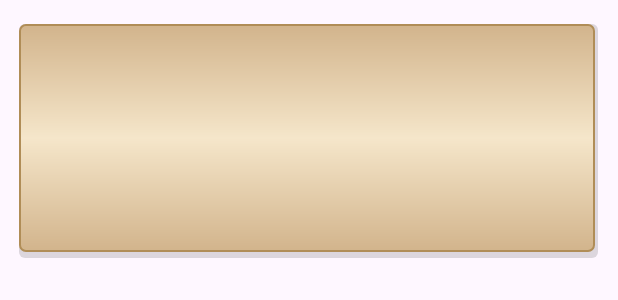
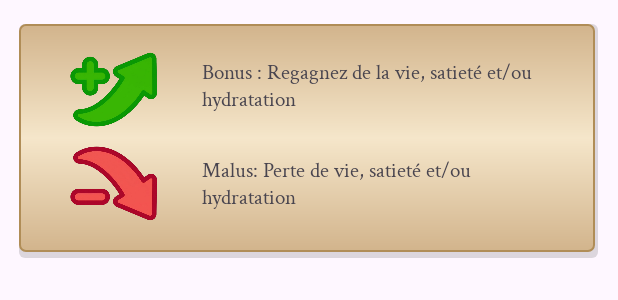
Before and after one commit to MarhadourM/Apocalypse, an Android app: the layout regle4.xml on its own in the app's theme, with its tools: preview values and no code run, on a phone screen of 412 x 824 dp. Shown: the top 300 px of the screen. Run offline under Robolectric (Android 15) with nearby library versions, the phone set to English and light mode, and no system bars.

Commit message:
regeeles choix + affichage barre

```diff
--- a/app/src/main/java/com/example/apocalypse/IntroGameView.kt
+++ b/app/src/main/java/com/example/apocalypse/IntroGameView.kt
@@ -18,7 +18,7 @@ class IntroGameView : BaseActivity() {
     lateinit var  buttonPasserRegles : Button
     lateinit var  buttonRegleSuivante : Button
 
-    var RessourcesRegles = arrayOf(R.layout.regle1,R.layout.regle2 ,R.layout.regle3,R.layout.regle4)
+    var RessourcesRegles = arrayOf(R.layout.regle1,R.layout.regle2 ,R.layout.regle3,R.layout.regle4,R.layout.regle5)
     var iRegle = 0
 
     lateinit var llRegles  : LinearLayout
@@ -64,7 +64,7 @@ class IntroGameView : BaseActivity() {
         val itemView = inflater.inflate(RessourcesRegles[iRegle], llRegles, false)
         llRegles.addView(itemView)
 
-        if (iRegle==3){
+        if (iRegle==4){
             buttonRegleSuivante.visibility = View.INVISIBLE
             buttonPasserRegles.visibility = View.VISIBLE
             iRegle = 0
--- a/app/src/main/res/layout/activity_intro_game_view.xml
+++ b/app/src/main/res/layout/activity_intro_game_view.xml
@@ -51,7 +51,7 @@
         android:layout_height="60dp"
         android:layout_marginBottom="168dp"
         android:background="@drawable/paper_background"
-        android:text="Regle Suivante"
+        android:text="@string/regle_suivante"
         android:textColor="#000000"
         app:backgroundTint="@null"
         app:layout_constraintBottom_toBottomOf="parent"
--- a/app/src/main/res/layout/regle4.xml
+++ b/app/src/main/res/layout/regle4.xml
@@ -1,6 +1,7 @@
 <?xml version="1.0" encoding="utf-8"?>
 <androidx.constraintlayout.widget.ConstraintLayout xmlns:android="http://schemas.android.com/apk/res/android"
     xmlns:app="http://schemas.android.com/apk/res-auto"
+    xmlns:tools="http://schemas.android.com/tools"
     android:layout_width="match_parent"
     android:layout_height="match_parent">
 
@@ -12,5 +13,49 @@
         app:layout_constraintEnd_toEndOf="parent"
         app:layout_constraintHorizontal_bias="0.48"
         app:layout_constraintStart_toStartOf="parent"
-        app:layout_constraintTop_toTopOf="parent"/>
+        app:layout_constraintTop_toTopOf="parent">
+
+        <ImageView
+            android:id="@+id/imageView"
+            android:layout_width="86dp"
+            android:layout_height="60dp"
+            android:layout_marginStart="10dp"
+            android:layout_marginTop="10dp"
+            app:layout_constraintStart_toStartOf="parent"
+            app:layout_constraintTop_toBottomOf="@+id/imageView4"
+            app:srcCompat="@drawable/malus_icon" />
+
+        <ImageView
+            android:id="@+id/imageView4"
+            android:layout_width="86dp"
+            android:layout_height="60dp"
+            android:layout_marginStart="10dp"
+            app:layout_constraintBottom_toBottomOf="parent"
+            app:layout_constraintStart_toStartOf="parent"
+            app:layout_constraintTop_toTopOf="parent"
+            app:layout_constraintVertical_bias="0.0"
+            app:srcCompat="@drawable/bonus_icon" />
+
+        <TextView
+            android:id="@+id/textView3"
+            android:layout_width="228dp"
+            android:layout_height="41dp"
+            android:layout_marginStart="16dp"
+            android:layout_marginTop="12dp"
+            android:fontFamily="@font/crimson_text"
+            android:text="Bonus : Regagnez de la vie, satieté et/ou hydratation"
+            app:layout_constraintStart_toEndOf="@+id/imageView4"
+            app:layout_constraintTop_toTopOf="parent" />
+
+        <TextView
+            android:id="@+id/textView5"
+            android:layout_width="227dp"
+            android:layout_height="47dp"
+            android:layout_marginStart="16dp"
+            android:layout_marginTop="24dp"
+            android:fontFamily="@font/crimson_text"
+            android:text="Malus: Perte de vie, satieté et/ou hydratation"
+            app:layout_constraintStart_toEndOf="@+id/imageView"
+            app:layout_constraintTop_toBottomOf="@+id/textView3" />
+    </androidx.constraintlayout.widget.ConstraintLayout>
 </androidx.constraintlayout.widget.ConstraintLayout>
--- a/app/src/main/res/values/strings.xml
+++ b/app/src/main/res/values/strings.xml
@@ -2,4 +2,5 @@
     <string name="app_name">Apocalypse</string>
     <string name="survivre">SURVIVRE</string>
     <string name="passer_dialogue">Passer Dialogue</string>
+    <string name="regle_suivante">Regle Suivante</string>
 </resources>
```
Also changed, not shown: app/src/main/res/layout/action_view.xml (+35 -33 lines), app/src/main/res/layout/regle5.xml (added, +51 -0 lines), app/src/main/res/drawable/bonus_icon.png (added), app/src/main/res/drawable/carte_bonus_final.png (added), app/src/main/res/drawable/malus_icon.png (added).
